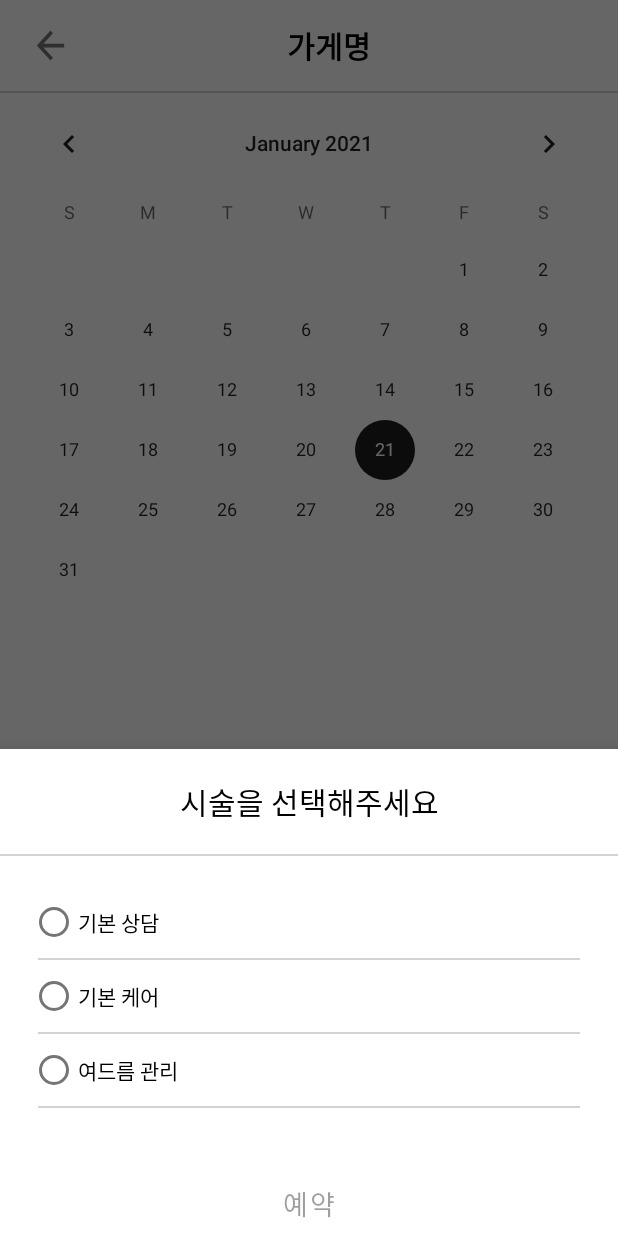
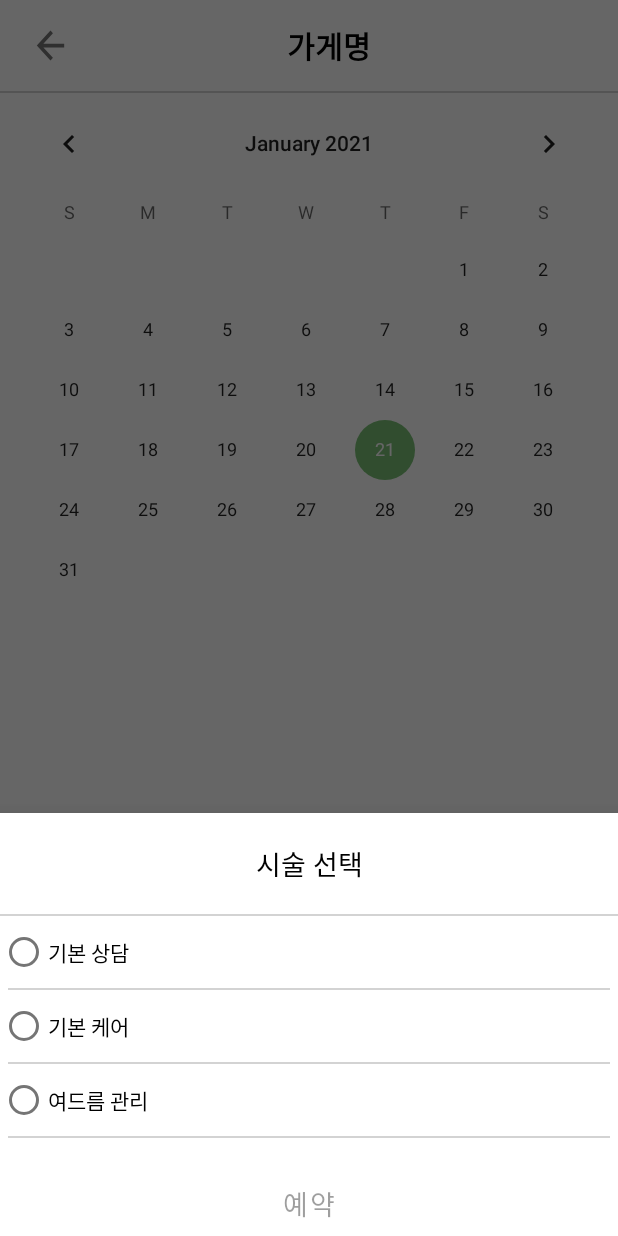
Before and after one commit to egg8/egg8, an Android app: the fragment BottomSheetDialog placed in its activity, on a phone screen of 412 x 824 dp. Run offline under Robolectric (Android 15) with nearby library versions, the phone set to English and light mode, and no system bars; 1 statement that could not run was skipped.

Commit message:
1.21 김진욱 ui 수정,추가

```diff
--- a/app/src/main/res/layout/activity_calender.xml
+++ b/app/src/main/res/layout/activity_calender.xml
@@ -44,6 +44,7 @@
         android:gravity="center"
         android:orientation="vertical">
         <CalendarView
+            android:theme="@style/CalendarViewTheme"
             android:id="@+id/calendar_view"
             android:layout_width="match_parent"
             android:layout_height="wrap_content" />
--- a/app/src/main/res/layout/recyclerview_surgery.xml
+++ b/app/src/main/res/layout/recyclerview_surgery.xml
@@ -20,9 +20,9 @@
             android:layout_margin="20dp"
             android:layout_width="match_parent"
             android:layout_height="wrap_content"
-            android:text="시술을 선택해주세요"
+            android:text="시술 선택"
             android:textColor="@color/black"
-            android:textSize="20dp"/>
+            android:textSize="18sp"/>
         <View
             android:background="@color/line_gray"
             android:layout_width="match_parent"
@@ -33,7 +33,7 @@
             android:layout_height="match_parent">
         <androidx.recyclerview.widget.RecyclerView
             android:id="@+id/RecyclerView_surgery"
-            android:layout_margin="20dp"
+
             android:layout_width="match_parent"
             android:layout_height="350dp"
             tools:listitem="@layout/item_re_surgery"/>
--- a/app/src/main/res/values/themes.xml
+++ b/app/src/main/res/values/themes.xml
@@ -17,4 +17,8 @@
         <item name="windowNoTitle">true</item>
         <item name="android:windowLightStatusBar">true</item>
     </style>
+
+    <style name="CalendarViewTheme" parent="Theme.MaterialComponents.DayNight.DarkActionBar">
+        <item name="colorAccent">@color/log_green</item>
+    </style>
 </resources>
```
